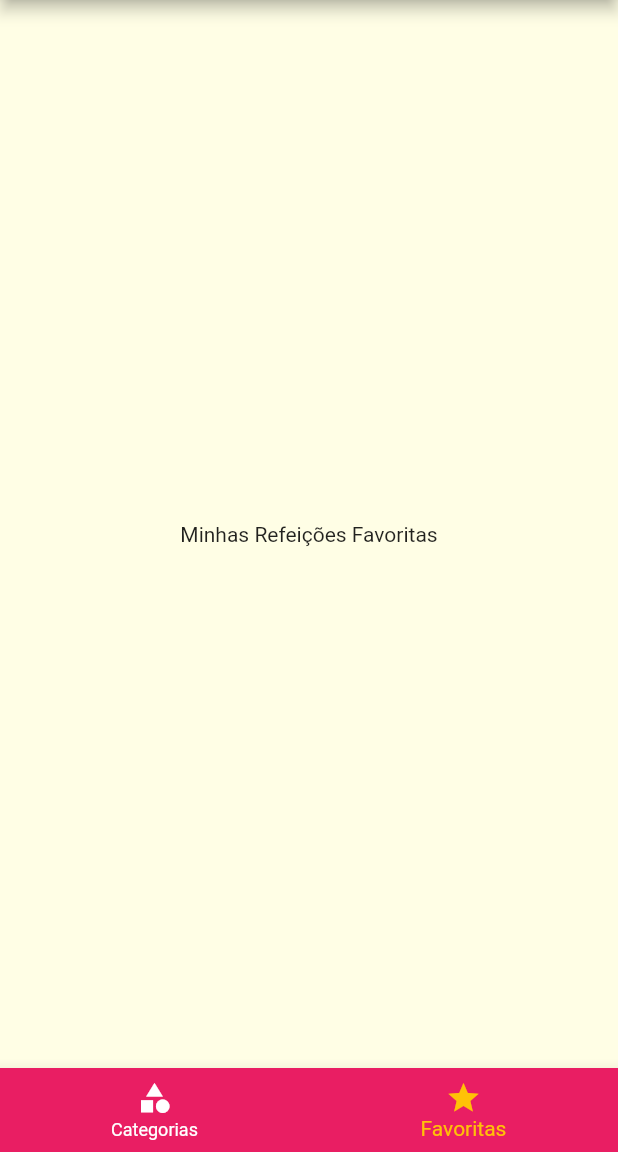
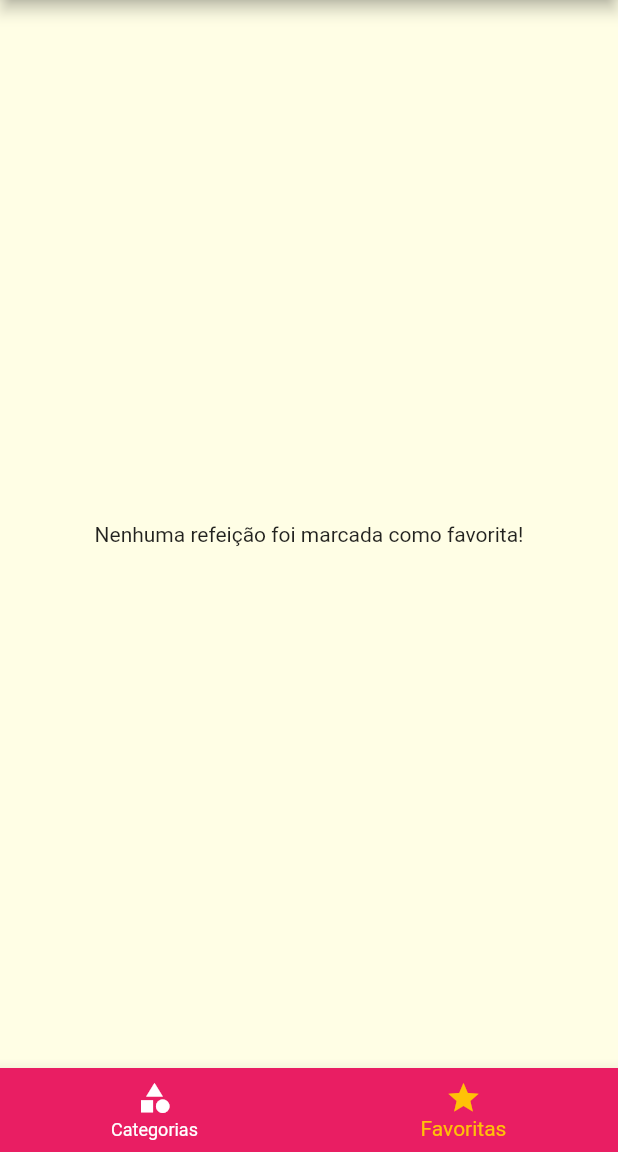
Before and after one commit to vanderloureiro/app-meals, a Flutter app: the screen it shows after launch, item 2 of the bottom bar chosen, on a phone screen of 412 x 824 dp, the part 84-1236 px from its top. Run offline on Flutter 3.47's test engine with Material 2 defaults, Android fonts, the phone set to English and light mode, and no system bars.

Commit message:
Lógica para favoritar refeições

```diff
--- a/lib/main.dart
+++ b/lib/main.dart
@@ -25,12 +25,13 @@ class MyApp extends StatefulWidget {
 class _MyAppState extends State<MyApp> {
 
   Settings settings = Settings();
-  List<Meal> _availableMeals = DUMMY_MEALS;
+  List<Meal> availableMeals = DUMMY_MEALS;
+  List<Meal> favoriteMeals  = [];
 
-  void filterMeals(Settings settings) {
+  void _filterMeals(Settings settings) {
     setState(() {
       this.settings = settings;
-      _availableMeals = DUMMY_MEALS.where((meal) {
+      availableMeals = DUMMY_MEALS.where((meal) {
         final s1 = settings.isGlutenFree && !meal.isGlutenFree;
         final s2 = settings.isLactoseFree && !meal.isLactoseFree;
         final s3 = settings.isVegan && !meal.isVegan;
@@ -38,6 +39,18 @@ class _MyAppState extends State<MyApp> {
         return !s1 && !s2 && !s3 && !s4;
       }).toList();
     });
+  }
+
+  void _toggleFavorite(Meal meal) {
+    setState(() {
+      favoriteMeals.contains(meal) ?
+          favoriteMeals.remove(meal) :
+          favoriteMeals.add(meal);
+    });
+  }
+
+  bool _isFavorite(Meal meal) {
+    return favoriteMeals.contains(meal);
   }
 
   @override
@@ -58,10 +71,10 @@ class _MyAppState extends State<MyApp> {
       debugShowCheckedModeBanner: false,
       initialRoute: AppRoutes.home,
       routes: {
-        AppRoutes.home: (context) => const NavigationPage(),
-        AppRoutes.categories_meals: (context) => CategoriesMealsPage(_availableMeals),
-        AppRoutes.meal_details: (context) => const MealDetailsPage(),
-        AppRoutes.settings: (context) => SettingsPage(settings, filterMeals)
+        AppRoutes.home: (context) => NavigationPage(favoriteMeals),
+        AppRoutes.categories_meals: (context) => CategoriesMealsPage(availableMeals),
+        AppRoutes.meal_details: (context) => MealDetailsPage(_toggleFavorite, _isFavorite),
+        AppRoutes.settings: (context) => SettingsPage(settings, _filterMeals)
       },
       onUnknownRoute: (settings) => MaterialPageRoute(
           builder: (_) => const CategoriesPage(),
--- a/lib/pages/favorites_page.dart
+++ b/lib/pages/favorites_page.dart
@@ -1,12 +1,25 @@
+import 'package:app_meals/components/meal_item.dart';
+import 'package:app_meals/models/meal.dart';
 import 'package:flutter/material.dart';
 
 class FavoritesPage extends StatelessWidget {
-  const FavoritesPage({Key? key}) : super(key: key);
+
+  final List<Meal> favoriteMeals;
+
+  const FavoritesPage(this.favoriteMeals, {Key? key}) : super(key: key);
 
   @override
   Widget build(BuildContext context) {
-    return const Center(
-        child: Text("Minhas Refeições Favoritas")
-    );
+
+    return favoriteMeals.isEmpty ?
+        const Center(
+          child: Text('Nenhuma refeição foi marcada como favorita!'),
+        ) :
+        ListView.builder(
+            itemCount: favoriteMeals.length,
+            itemBuilder: (context, index) {
+              return MealItem(favoriteMeals[index]);
+            }
+        );
   }
 }
--- a/lib/pages/navigation_page.dart
+++ b/lib/pages/navigation_page.dart
@@ -1,10 +1,14 @@
 import 'package:app_meals/components/main_drawer.dart';
+import 'package:app_meals/models/meal.dart';
 import 'package:app_meals/pages/categories_page.dart';
 import 'package:app_meals/pages/favorites_page.dart';
 import 'package:flutter/material.dart';
 
 class NavigationPage extends StatefulWidget {
-  const NavigationPage({Key? key}) : super(key: key);
+
+  final List<Meal> favoriteMeals;
+
+  const NavigationPage(this.favoriteMeals, {Key? key}) : super(key: key);
 
   @override
   State<NavigationPage> createState() => _NavigationPageState();
@@ -13,16 +17,21 @@ class NavigationPage extends StatefulWidget {
 class _NavigationPageState extends State<NavigationPage> {
 
   int _selectPageIndex = 0;
-
-  final List<Widget> _pages = [
-    const CategoriesPage(),
-    const FavoritesPage(),
-  ];
+  List<Widget> _pages = [];
 
   final List<String> _titles = [
     'Lista de Categorias',
     'Favoritos'
   ];
+
+  @override
+  void initState() {
+    super.initState();
+    _pages = [
+      const CategoriesPage(),
+      FavoritesPage(widget.favoriteMeals),
+    ];
+  }
 
   @override
   Widget build(BuildContext context) {
```
Also changed, not shown: lib/pages/meal_details_page.dart (+10 -1 lines).
